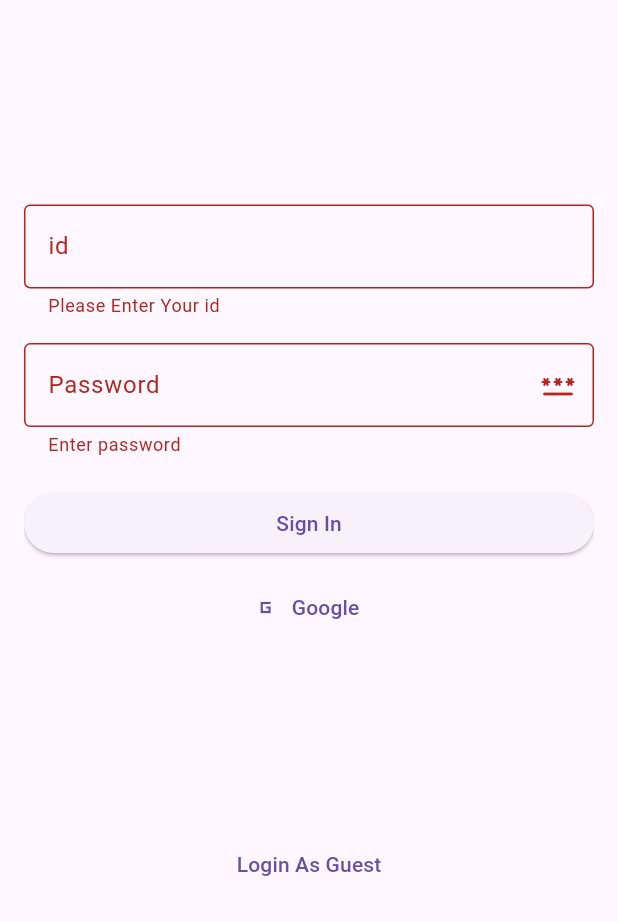
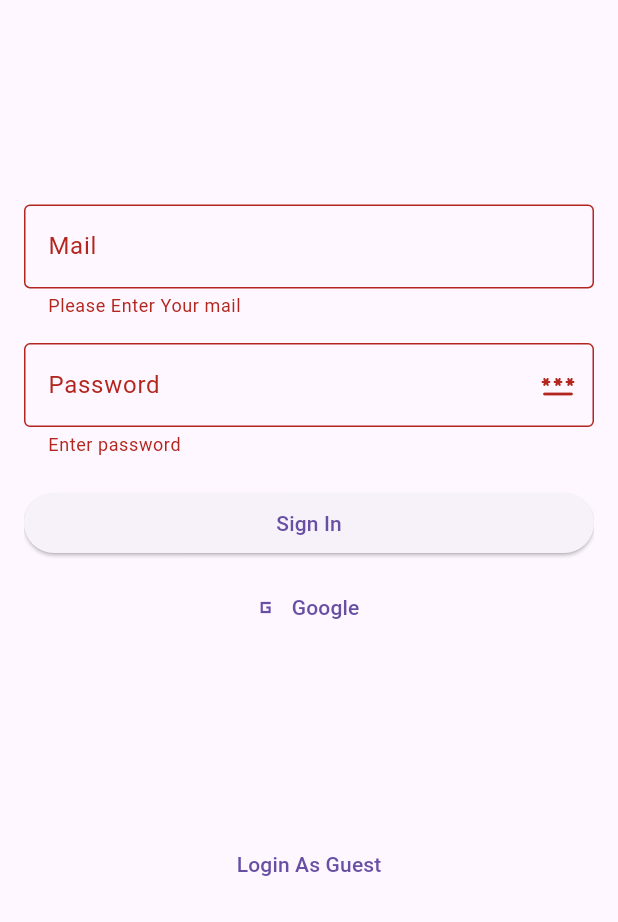
Before and after one commit to omtrivedi110/chat_app, a Flutter app: the screen it shows after launch, after a tap on "Sign In", on a phone screen of 412 x 824 dp, the part 314-1236 px from its top. Run offline on Flutter 3.47's test engine with Material 2 defaults, Android fonts, the phone set to English and light mode, and no system bars; our stand-ins replace cloud_firestore, firebase_auth, firebase_core, gap, get, google_sign_in; accounts and stored records are empty; network calls fail.

Commit message:
OT | "Day - 5"

```diff
--- a/lib/helpers/firebase_helper.dart
+++ b/lib/helpers/firebase_helper.dart
@@ -7,7 +7,10 @@ import 'package:google_sign_in/google_sign_in.dart';
 class FirebaseHelper {
   FirebaseHelper._();
 
-  String collection = "student";
+  String collection = "user";
+  String idCollection = "user_id";
+  String idDocs = "id";
+  String mymail = "";
   static final FirebaseHelper firebaseHelper = FirebaseHelper._();
   GoogleSignIn signIn = GoogleSignIn();
   FirebaseFirestore firestore = FirebaseFirestore.instance;
@@ -22,20 +25,35 @@ class FirebaseHelper {
     }
   }
 
-  addUser({required String pass, required int id}) async {
-    Map<String, dynamic> data = {
-      'pass': pass,
-      'age': "18",
-    };
-    firestore.collection(collection).doc(id.toString()).set(data);
+  Stream<DocumentSnapshot<Map<String, dynamic>>> getStream(
+      {required String mail}) {
+    return firestore.collection(collection).doc(mail).snapshots();
   }
+
+  Future<Map<String, dynamic>?> getUser({required String mail}) async {
+    mymail = mail;
+    DocumentSnapshot<Map<String, dynamic>> doc =
+        await firestore.collection(collection).doc(mail).get();
+    dev.log(doc.toString());
+    Map<String, dynamic>? data = doc.data();
+    return data;
+  }
+
+  // addUser({required String pass, required int id}) async {
+  //   Map<String, dynamic> data = {
+  //     'pass': pass,
+  //     'age': "18",
+  //   };
+  //   firestore.collection(collection).doc(id.toString()).set(data);
+  // }
 
   logOut() {
     FirebaseAuth.instance.signOut();
     signIn.signOut();
   }
 
-  google_sign_in() async {
+  // ignore: non_constant_identifier_names
+  google_Sign_In() async {
     GoogleSignInAccount? account = await signIn.signIn();
     GoogleSignInAuthentication authentication = await account!.authentication;
     AuthCredential authCredential = GoogleAuthProvider.credential(
@@ -44,6 +62,7 @@ class FirebaseHelper {
     FirebaseAuth.instance.signInWithCredential(authCredential);
   }
 
+  // ignore: non_constant_identifier_names
   String auto_generate_pass() {
     List number = ['1', '2', '3', '4', '5', '6', '7', '8', '9', '0'];
     List alphabet = [
@@ -80,7 +99,11 @@ class FirebaseHelper {
     int b = r1.nextInt(10);
     int c = r1.nextInt(9);
 
-    String pass = "Guest" +
+    String pass = alphabet[a] +
+        alphabet[(a + 3) % 24] +
+        number[(b + 3) % 10] +
+        special[(c + 3) % 9] +
+        alphabet[(a + 6) % 24] +
         special[c] +
         number[b] +
         number[(b + 1) % 10] +
--- a/lib/main.dart
+++ b/lib/main.dart
@@ -1,5 +1,6 @@
 import 'package:chat_app/firebase_options.dart';
 import 'package:chat_app/utils/route_utils.dart';
+import 'package:chat_app/views/screens/chatpage.dart';
 import 'package:chat_app/views/screens/homepage.dart';
 import 'package:chat_app/views/screens/loginpage.dart';
 import 'package:firebase_core/firebase_core.dart';
@@ -33,6 +34,10 @@ class MyApp extends StatelessWidget {
           name: MyRoute.home,
           page: () => HomePage(),
         ),
+        GetPage(
+          name: MyRoute.chat,
+          page: () => ChatPage(),
+        ),
       ],
     );
   }
--- /dev/null
+++ b/lib/modals/chat_modal.dart
@@ -0,0 +1,5 @@
+class Chat {
+  // static String name;
+  // static String pass;
+  // static List contacts;
+}
--- a/lib/utils/route_utils.dart
+++ b/lib/utils/route_utils.dart
@@ -3,4 +3,5 @@ import 'package:flutter/material.dart';
 class MyRoute {
   static String login = '/';
   static String home = '/homePage';
+  static String chat = '/chatPage';
 }
--- a/lib/views/screens/loginpage.dart
+++ b/lib/views/screens/loginpage.dart
@@ -9,7 +9,7 @@ import 'package:get/get.dart';
 class LoginPage extends StatelessWidget {
   LoginPage({super.key});
 
-  String id = "";
+  String mail = "";
   String pass = "";
   TextEditingController passController = TextEditingController();
   GlobalKey<FormState> formkey = GlobalKey<FormState>();
@@ -42,17 +42,16 @@ class LoginPage extends StatelessWidget {
               child: Column(
                 children: [
                   TextFormField(
-                    keyboardType: TextInputType.number,
                     decoration: const InputDecoration(
                       hintText: "xyz@gmial.com",
-                      labelText: "id",
+                      labelText: "Mail",
                       border: OutlineInputBorder(),
                     ),
                     onSaved: (val) {
-                      id = val!;
+                      mail = val!;
                     },
                     validator: (val) =>
-                        (val!.isEmpty) ? "Please Enter Your id" : null,
+                        (val!.isEmpty) ? "Please Enter Your mail" : null,
                   ),
                   Gap(s.height * 0.02),
                   TextFormField(
@@ -83,13 +82,15 @@ class LoginPage extends StatelessWidget {
               height: 20,
             ),
             ElevatedButton(
-              onPressed: () {
+              onPressed: () async {
                 if (formkey.currentState!.validate()) {
                   formkey.currentState!.save();
-                  FirebaseHelper.firebaseHelper
-                      .addUser(pass: pass, id: int.parse(id));
-                  UserModal userModal = UserModal(id, pass);
-                  Get.offNamed(MyRoute.home, arguments: userModal);
+                  Map<String, dynamic>? data =
+                      await FirebaseHelper.firebaseHelper.getUser(mail: mail);
+                  // FirebaseHelper.firebaseHelper
+                  //     .addUser(pass: pass, id: int.parse(id));
+                  UserModal userModal = UserModal(mail, pass);
+                  Get.offNamed(MyRoute.home, arguments: mail);
                 }
               },
               child: const Text("Sign In"),
@@ -97,7 +98,7 @@ class LoginPage extends StatelessWidget {
             Gap(s.height * 0.01),
             TextButton.icon(
               onPressed: () {
-                FirebaseHelper.firebaseHelper.google_sign_in();
+                // FirebaseHelper.firebaseHelper.google_sign_in();
                 Get.offNamed(MyRoute.home);
               },
               icon: const Icon(Icons.g_mobiledata_sharp),
```
Also changed, not shown: lib/views/screens/chatpage.dart (added, +64 -0 lines), lib/views/screens/components/iconbutton.dart (added, +9 -0 lines), lib/views/screens/homepage.dart (+62 -18 lines).
